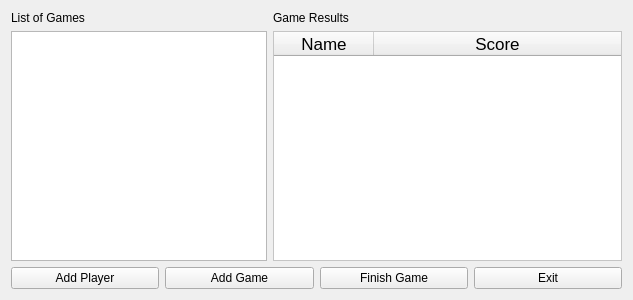
Old version of the form MatchMenu.ui in the repository GFlores17/JackboxT.O.-GUI-Version.
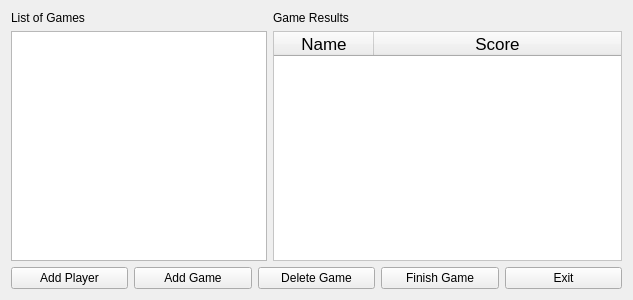
New version of the form.

What changed in the file:
```diff
--- a/MatchMenu.ui
+++ b/MatchMenu.ui
@@ -146,6 +146,13 @@
        </property>
       </widget>
      </item>
+     <item>
+      <widget class="QPushButton" name="DeleteGameButton">
+       <property name="text">
+        <string>Delete Game</string>
+       </property>
+      </widget>
+     </item>
      <item>
       <widget class="QPushButton" name="FinishGameButton">
        <property name="text">
```
